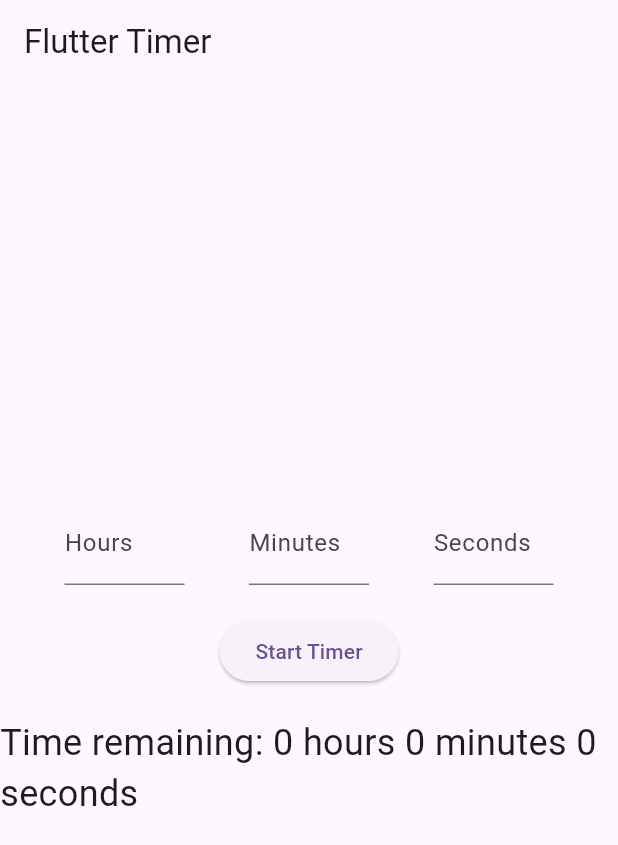
After one commit to Mitchelded/Fit-Helper, a Flutter app: the TimerApp screen opened directly, on a phone screen of 412 x 824 dp. The commit adds this screen. Shown: the top 845 px of the screen. Run offline on Flutter 3.47's test engine with Material 3 defaults, Android fonts, the light colour scheme and no system bars; our stand-ins replace cached_network_image, flutter_svg.

Commit message:
test timer

```diff
--- /dev/null
+++ b/lib/timer.dart
@@ -0,0 +1,167 @@
+import 'dart:async';
+
+import 'package:flutter/material.dart';
+
+void main() {
+  runApp(const MyApp());
+}
+
+class MyApp extends StatelessWidget {
+  const MyApp({super.key});
+
+  @override
+  Widget build(BuildContext context) {
+    return const MaterialApp(
+      home: TimerApp(),
+    );
+  }
+}
+
+class TimerApp extends StatefulWidget {
+  const TimerApp({super.key});
+
+  @override
+  State<TimerApp> createState() => _TimerAppState();
+}
+
+class _TimerAppState extends State<TimerApp> {
+  final TextEditingController _hoursController = TextEditingController();
+  final TextEditingController _minutesController = TextEditingController();
+  final TextEditingController _secondsController = TextEditingController();
+  late Timer _timer;
+  int _hours = 0;
+  int _minutes = 0;
+  int _seconds = 0;
+
+  @override
+  void initState() {
+    super.initState();
+  }
+
+  void startTimer() {
+    _timer = Timer.periodic(const Duration(seconds: 1), (timer) {
+      setState(() {
+        if (_hours == 0 && _minutes == 0 && _seconds == 0) {
+          _timer.cancel();
+          // Timer has completed, you can perform any actions here
+        } else if (_seconds > 0) {
+          _seconds--;
+        } else if (_minutes > 0) {
+          _minutes--;
+          _seconds = 59;
+        } else if (_hours > 0) {
+          _hours--;
+          _minutes = 59;
+          _seconds = 59;
+        }
+      });
+    });
+  }
+
+  void resetTimer() {
+    if (_timer.isActive) {
+      _timer.cancel();
+    }
+    setState(() {
+      _hours = int.tryParse(_hoursController.text) ?? 0;
+      _minutes = int.tryParse(_minutesController.text) ?? 0;
+      _seconds = int.tryParse(_secondsController.text) ?? 0;
+
+      // Validate input ranges
+      _hours = _hours.clamp(0, 99);
+      _minutes = _minutes.clamp(0, 59);
+      _seconds = _seconds.clamp(0, 59);
+
+      // Update controllers to reflect clamped values
+      _hoursController.text = _hours.toString();
+      _minutesController.text = _minutes.toString();
+      _secondsController.text = _seconds.toString();
+    });
+    startTimer();
+  }
+
+  @override
+  Widget build(BuildContext context) {
+    return Scaffold(
+      appBar: AppBar(
+        title: const Text('Flutter Timer'),
+      ),
+      body: Center(
+        child: Column(
+          mainAxisAlignment: MainAxisAlignment.center,
+          children: [
+            Row(
+              mainAxisAlignment: MainAxisAlignment.spaceEvenly,
+              children: [
+                SizedBox(
+                  width: 80,
+                  child: TextField(
+                    controller: _hoursController,
+                    keyboardType: TextInputType.number,
+                    decoration: const InputDecoration(
+                      labelText: 'Hours',
+                    ),
+                    onChanged: (value) {
+                      _hours = int.tryParse(value) ?? 0;
+                      _hours = _hours.clamp(0, 99);
+                      _hoursController.text = _hours.toString();
+                    },
+                  ),
+                ),
+                SizedBox(
+                  width: 80,
+                  child: TextField(
+                    controller: _minutesController,
+                    keyboardType: TextInputType.number,
+                    decoration: const InputDecoration(
+                      labelText: 'Minutes',
+                    ),
+                    onChanged: (value) {
+                      _minutes = int.tryParse(value) ?? 0;
+                      _minutes = _minutes.clamp(0, 59);
+                      _minutesController.text = _minutes.toString();
+                    },
+                  ),
+                ),
+                SizedBox(
+                  width: 80,
+                  child: TextField(
+                    controller: _secondsController,
+                    keyboardType: TextInputType.number,
+                    decoration: const InputDecoration(
+                      labelText: 'Seconds',
+                    ),
+                    onChanged: (value) {
+                      _seconds = int.tryParse(value) ?? 0;
+                      _seconds = _seconds.clamp(0, 59);
+                      _secondsController.text = _seconds.toString();
+                    },
+                  ),
+                ),
+              ],
+            ),
+            const SizedBox(height: 20),
+            ElevatedButton(
+              onPressed: resetTimer,
+              child: const Text('Start Timer'),
+            ),
+            const SizedBox(height: 20),
+            Text(
+              'Time remaining: $_hours hours $_minutes minutes $_seconds seconds',
+              style: const TextStyle(fontSize: 24),
+            ),
+          ],
+        ),
+      ),
+    );
+  }
+
+  @override
+  void dispose() {
+    _timer.cancel(); // Cancel the timer when the widget is disposed
+    _hoursController.dispose();
+    _minutesController.dispose();
+    _secondsController.dispose();
+    super.dispose();
+  }
+}
```
Also changed, not shown: lib/main3.dart (+51 -20 lines), pubspec.yaml (+6 -1 lines), pubspec.lock, 4 other files.
